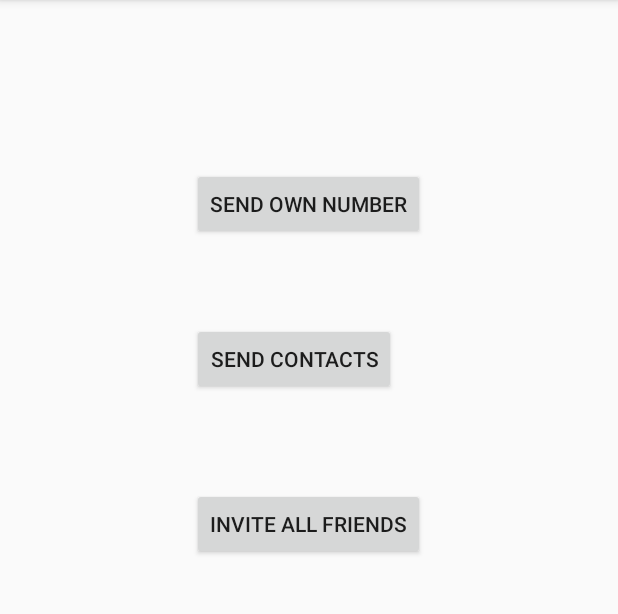
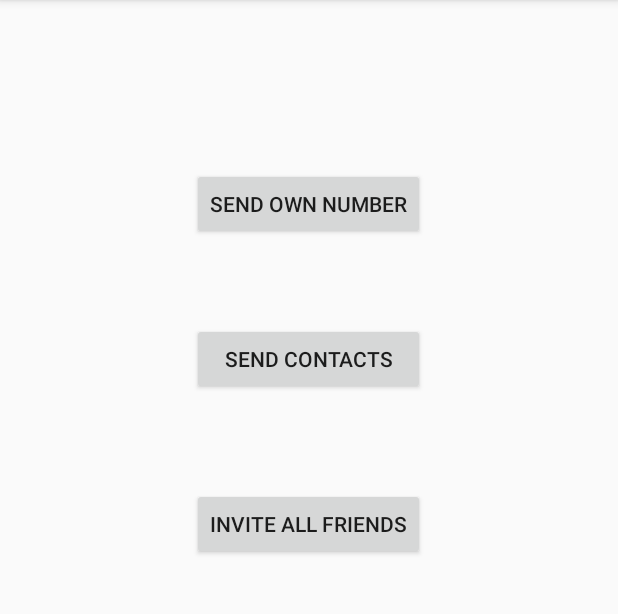
Before and after one commit to yannick-cw/centroid_app, an Android app: the screen it shows after launch (MainActivity), on a phone screen of 412 x 824 dp, the part 84-698 px from its top. Run offline under Robolectric (Android 15) with nearby library versions, the phone set to English and light mode, and no system bars.

Commit message:
button width dynamic

```diff
--- a/app/src/main/res/layout/content_main.xml
+++ b/app/src/main/res/layout/content_main.xml
@@ -27,7 +27,9 @@
         android:layout_below="@+id/button1"
         android:layout_alignLeft="@+id/button1"
         android:layout_alignStart="@+id/button1"
-        android:layout_marginTop="55dp" />
+        android:layout_marginTop="55dp"
+        android:layout_alignRight="@+id/button1"
+        android:layout_alignEnd="@+id/button1" />
 
     <Button
         android:layout_width="wrap_content"
@@ -35,6 +37,9 @@
         android:text="Invite All Friends"
         android:id="@+id/button3"
         android:layout_below="@+id/button2"
-        android:layout_centerHorizontal="true"
-        android:layout_marginTop="62dp" />
+        android:layout_marginTop="62dp"
+        android:layout_alignRight="@+id/button2"
+        android:layout_alignEnd="@+id/button2"
+        android:layout_alignLeft="@+id/button2"
+        android:layout_alignStart="@+id/button2" />
 </RelativeLayout>
```
Also changed, not shown: 2 other files.
